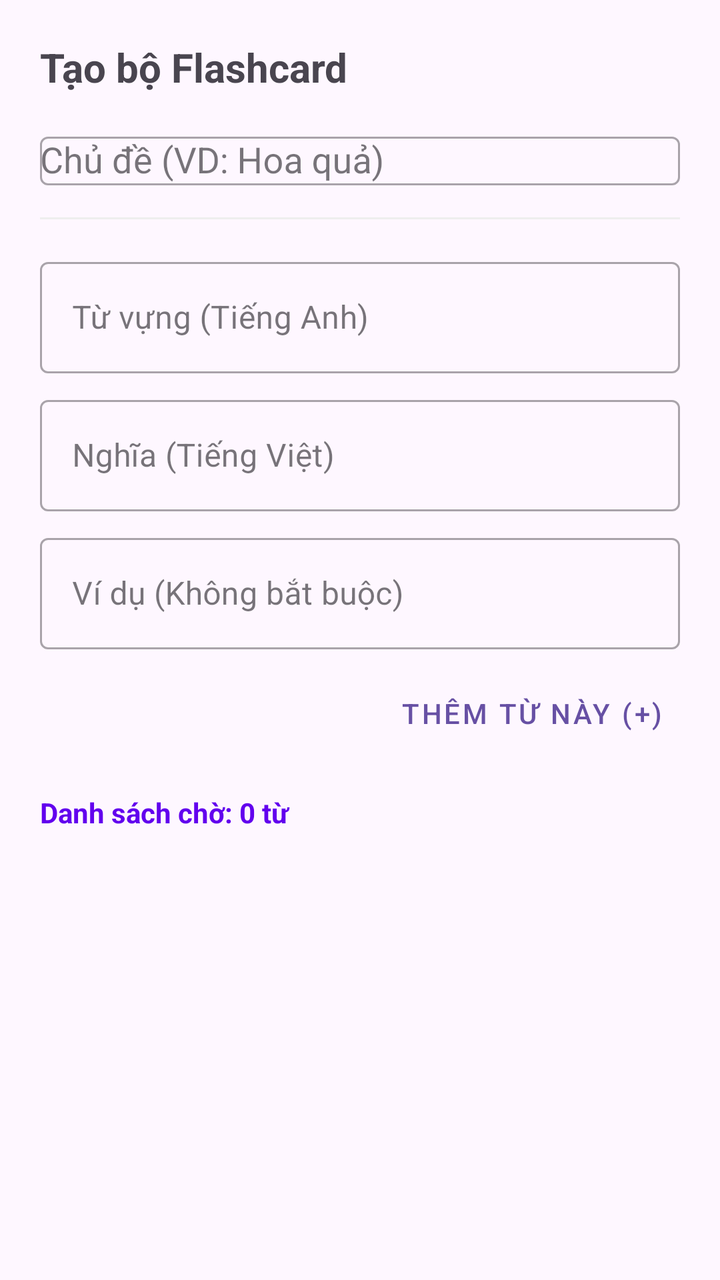
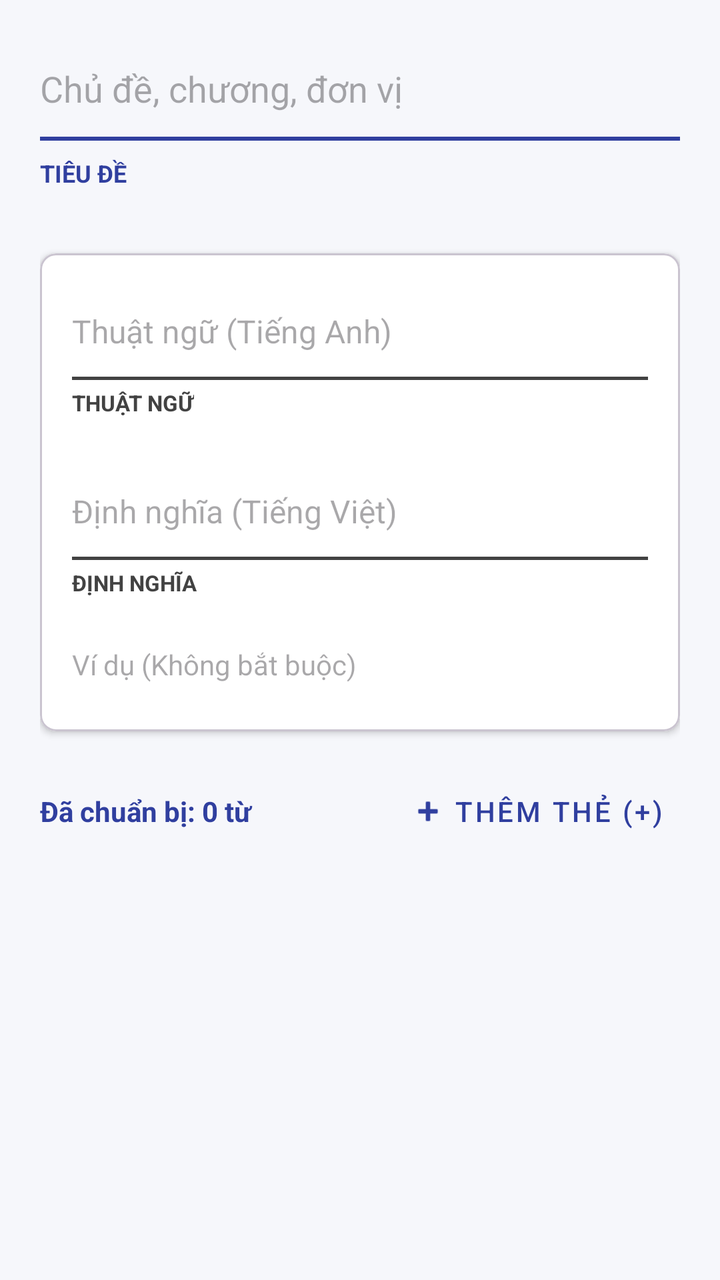

An Android layout rendered at two revisions. The XML below is the earlier revision; the diff shows what the commit changed to produce the second picture.
<!-- AndroidManifest.xml: application theme Theme.VocabularyApp -->
<!-- res/layout/dialog_add_word.xml -->
<?xml version="1.0" encoding="utf-8"?>
<ScrollView xmlns:android="http://schemas.android.com/apk/res/android"
    android:layout_width="match_parent"
    android:layout_height="wrap_content">

    <LinearLayout
        android:layout_width="match_parent"
        android:layout_height="wrap_content"
        android:orientation="vertical"
        android:padding="20dp">

        <TextView
            android:layout_width="match_parent"
            android:layout_height="wrap_content"
            android:text="Tạo bộ Flashcard"
            android:textSize="20sp"
            android:textStyle="bold"
            android:layout_marginBottom="16dp" />

        <com.google.android.material.textfield.TextInputLayout
            style="@style/Widget.MaterialComponents.TextInputLayout.OutlinedBox"
            android:layout_width="match_parent"
            android:layout_height="wrap_content"
            android:hint="Chủ đề (VD: Hoa quả)">
            <AutoCompleteTextView
                android:id="@+id/actvCategory"
                android:layout_width="match_parent"
                android:layout_height="wrap_content"
                android:inputType="textCapSentences"
                android:completionThreshold="1" />
        </com.google.android.material.textfield.TextInputLayout>

        <View
            android:layout_width="match_parent"
            android:layout_height="1dp"
            android:layout_marginVertical="16dp"
            android:background="#EEEEEE" />

        <com.google.android.material.textfield.TextInputLayout
            style="@style/Widget.MaterialComponents.TextInputLayout.OutlinedBox"
            android:layout_width="match_parent"
            android:layout_height="wrap_content"
            android:hint="Từ vựng (Tiếng Anh)">
            <com.google.android.material.textfield.TextInputEditText
                android:id="@+id/etTerm"
                android:layout_width="match_parent"
                android:layout_height="wrap_content"
                android:inputType="textVisiblePassword" />
        </com.google.android.material.textfield.TextInputLayout>

        <com.google.android.material.textfield.TextInputLayout
            style="@style/Widget.MaterialComponents.TextInputLayout.OutlinedBox"
            android:layout_width="match_parent"
            android:layout_height="wrap_content"
            android:layout_marginTop="8dp"
            android:hint="Nghĩa (Tiếng Việt)">
            <com.google.android.material.textfield.TextInputEditText
                android:id="@+id/etDefinition"
                android:layout_width="match_parent"
                android:layout_height="wrap_content"
                android:inputType="textCapSentences" />
        </com.google.android.material.textfield.TextInputLayout>

        <com.google.android.material.textfield.TextInputLayout
            style="@style/Widget.MaterialComponents.TextInputLayout.OutlinedBox"
            android:layout_width="match_parent"
            android:layout_height="wrap_content"
            android:layout_marginTop="8dp"
            android:hint="Ví dụ (Không bắt buộc)">
            <com.google.android.material.textfield.TextInputEditText
                android:id="@+id/etExample"
                android:layout_width="match_parent"
                android:layout_height="wrap_content"
                android:inputType="textCapSentences" />
        </com.google.android.material.textfield.TextInputLayout>

        <Button
            android:id="@+id/btnAddToList"
            style="@style/Widget.MaterialComponents.Button.TextButton.Icon"
            android:layout_width="wrap_content"
            android:layout_height="wrap_content"
            android:layout_gravity="end"
            android:layout_marginTop="8dp"
            android:text="Thêm từ này (+)"
            android:icon="@android:drawable/ic_input_add" />

        <TextView
            android:id="@+id/tvAddedWordsCount"
            android:layout_width="match_parent"
            android:layout_height="wrap_content"
            android:layout_marginTop="16dp"
            android:text="Danh sách chờ: 0 từ"
            android:textStyle="bold"
            android:textColor="#6200EE" />

        <TextView
            android:id="@+id/tvAddedWordsPreview"
            android:layout_width="match_parent"
            android:layout_height="wrap_content"
            android:textSize="12sp"
            android:textColor="#757575"
            android:layout_marginTop="4dp" />

    </LinearLayout>
</ScrollView>
<!-- resources referenced by this layout -->
<resources>
  <style name="Theme.VocabularyApp" parent="Base.Theme.VocabularyApp" />
  <style name="Base.Theme.VocabularyApp" parent="Theme.Material3.DayNight.NoActionBar">
          
          
      </style>
</resources>

<!-- the commit's change to res/layout/dialog_add_word.xml (unified diff, before → after) -->
@@ -1,7 +1,9 @@
 <?xml version="1.0" encoding="utf-8"?>
 <ScrollView xmlns:android="http://schemas.android.com/apk/res/android"
+    xmlns:app="http://schemas.android.com/apk/res-auto"
     android:layout_width="match_parent"
-    android:layout_height="wrap_content">
+    android:layout_height="wrap_content"
+    android:background="#F6F7FB">
 
     <LinearLayout
         android:layout_width="match_parent"
@@ -9,97 +11,157 @@
         android:orientation="vertical"
         android:padding="20dp">
 
-        <TextView
+        
+        <EditText
+            android:id="@+id/etCategory"
             android:layout_width="match_parent"
             android:layout_height="wrap_content"
-            android:text="Tạo bộ Flashcard"
-            android:textSize="20sp"
-            android:textStyle="bold"
-            android:layout_marginBottom="16dp" />
-
-        <com.google.android.material.textfield.TextInputLayout
-            style="@style/Widget.MaterialComponents.TextInputLayout.OutlinedBox"
-            android:layout_width="match_parent"
-            android:layout_height="wrap_content"
-            android:hint="Chủ đề (VD: Hoa quả)">
-            <AutoCompleteTextView
-                android:id="@+id/actvCategory"
-                android:layout_width="match_parent"
-                android:layout_height="wrap_content"
-                android:inputType="textCapSentences"
-                android:completionThreshold="1" />
-        </com.google.android.material.textfield.TextInputLayout>
+            android:background="@null"
+            android:hint="Chủ đề, chương, đơn vị"
+            android:inputType="textCapSentences"
+            android:paddingVertical="12dp"
+            android:textSize="18sp" />
 
         <View
             android:layout_width="match_parent"
-            android:layout_height="1dp"
-            android:layout_marginVertical="16dp"
-            android:background="#EEEEEE" />
+            android:layout_height="2dp"
+            android:background="#303F9F" />
 
-        <com.google.android.material.textfield.TextInputLayout
-            style="@style/Widget.MaterialComponents.TextInputLayout.OutlinedBox"
+        <TextView
+            android:layout_width="wrap_content"
+            android:layout_height="wrap_content"
+            android:layout_marginTop="8dp"
+            android:text="TIÊU ĐỀ"
+            android:textColor="#303F9F"
+            android:textSize="12sp"
+            android:textStyle="bold" />
+
+        <Space
+            android:layout_width="match_parent"
+            android:layout_height="32dp" />
+
+        
+        <com.google.android.material.card.MaterialCardView
             android:layout_width="match_parent"
             android:layout_height="wrap_content"
-            android:hint="Từ vựng (Tiếng Anh)">
-            <com.google.android.material.textfield.TextInputEditText
-                android:id="@+id/etTerm"
+            app:cardBackgroundColor="@android:color/white"
+            app:cardCornerRadius="8dp"
+            app:cardElevation="2dp">
+
+            <LinearLayout
                 android:layout_width="match_parent"
                 android:layout_height="wrap_content"
-                android:inputType="textVisiblePassword" />
-        </com.google.android.material.textfield.TextInputLayout>
+                android:orientation="vertical"
+                android:padding="16dp">
 
-        <com.google.android.material.textfield.TextInputLayout
-            style="@style/Widget.MaterialComponents.TextInputLayout.OutlinedBox"
-            android:layout_width="match_parent"
-            android:layout_height="wrap_content"
-            android:layout_marginTop="8dp"
-            android:hint="Nghĩa (Tiếng Việt)">
-            <com.google.android.material.textfield.TextInputEditText
-                android:id="@+id/etDefinition"
-                android:layout_width="match_parent"
-                android:layout_height="wrap_content"
-                android:inputType="textCapSentences" />
-        </com.google.android.material.textfield.TextInputLayout>
+                
+                <EditText
+                    android:id="@+id/etTerm"
+                    android:layout_width="match_parent"
+                    android:layout_height="wrap_content"
+                    android:background="@null"
+                    android:hint="Thuật ngữ (Tiếng Anh)"
+                    android:inputType="textNoSuggestions"
+                    android:paddingVertical="12dp"
+                    android:textSize="16sp" />
 
-        <com.google.android.material.textfield.TextInputLayout
-            style="@style/Widget.MaterialComponents.TextInputLayout.OutlinedBox"
-            android:layout_width="match_parent"
-            android:layout_height="wrap_content"
-            android:layout_marginTop="8dp"
-            android:hint="Ví dụ (Không bắt buộc)">
-            <com.google.android.material.textfield.TextInputEditText
-                android:id="@+id/etExample"
-                android:layout_width="match_parent"
-                android:layout_height="wrap_content"
-                android:inputType="textCapSentences" />
-        </com.google.android.material.textfield.TextInputLayout>
+                <View
+                    android:layout_width="match_parent"
+                    android:layout_height="1.5dp"
+                    android:background="#424242" />
 
-        <Button
-            android:id="@+id/btnAddToList"
-            style="@style/Widget.MaterialComponents.Button.TextButton.Icon"
-            android:layout_width="wrap_content"
-            android:layout_height="wrap_content"
-            android:layout_gravity="end"
-            android:layout_marginTop="8dp"
-            android:text="Thêm từ này (+)"
-            android:icon="@android:drawable/ic_input_add" />
+                <TextView
+                    android:layout_width="wrap_content"
+                    android:layout_height="wrap_content"
+                    android:layout_marginTop="4dp"
+                    android:text="THUẬT NGỮ"
+                    android:textColor="#424242"
+                    android:textSize="11sp"
+                    android:textStyle="bold" />
 
-        <TextView
-            android:id="@+id/tvAddedWordsCount"
+                <Space
+                    android:layout_width="match_parent"
+                    android:layout_height="24dp" />
+
+                
+                <EditText
+                    android:id="@+id/etDefinition"
+                    android:layout_width="match_parent"
+                    android:layout_height="wrap_content"
+                    android:background="@null"
+                    android:hint="Định nghĩa (Tiếng Việt)"
+                    android:inputType="textCapSentences"
+                    android:paddingVertical="12dp"
+                    android:textSize="16sp" />
+
+                <View
+                    android:layout_width="match_parent"
+                    android:layout_height="1.5dp"
+                    android:background="#424242" />
+
+                <TextView
+                    android:layout_width="wrap_content"
+                    android:layout_height="wrap_content"
+                    android:layout_marginTop="4dp"
+                    android:text="ĐỊNH NGHĨA"
+                    android:textColor="#424242"
+                    android:textSize="11sp"
+                    android:textStyle="bold" />
+
+                <Space
+                    android:layout_width="match_parent"
+                    android:layout_height="16dp" />
+
+                
+                <EditText
+                    android:id="@+id/etExample"
+                    android:layout_width="match_parent"
+                    android:layout_height="wrap_content"
+                    android:background="@null"
+                    android:hint="Ví dụ (Không bắt buộc)"
+                    android:inputType="textCapSentences"
+                    android:paddingVertical="8dp"
+                    android:textSize="14sp" />
+            </LinearLayout>
+        </com.google.android.material.card.MaterialCardView>
+
+        
+        <LinearLayout
             android:layout_width="match_parent"
             android:layout_height="wrap_content"
             android:layout_marginTop="16dp"
-            android:text="Danh sách chờ: 0 từ"
-            android:textStyle="bold"
-            android:textColor="#6200EE" />
+            android:gravity="center_vertical"
+            android:orientation="horizontal">
+
+            <TextView
+                android:id="@+id/tvAddedWordsCount"
+                android:layout_width="0dp"
+                android:layout_height="wrap_content"
+                android:layout_weight="1"
+                android:text="Đã chuẩn bị: 0 từ"
+                android:textColor="#303F9F"
+                android:textStyle="bold" />
+
+            <com.google.android.material.button.MaterialButton
+                android:id="@+id/btnAddToList"
+                style="@style/Widget.MaterialComponents.Button.TextButton.Icon"
+                android:layout_width="wrap_content"
+                android:layout_height="wrap_content"
+                android:text="THÊM THẺ (+)"
+                android:textColor="#303F9F"
+                app:icon="@android:drawable/ic_input_add"
+                app:iconTint="#303F9F" />
+        </LinearLayout>
 
         <TextView
             android:id="@+id/tvAddedWordsPreview"
             android:layout_width="match_parent"
             android:layout_height="wrap_content"
-            android:textSize="12sp"
+            android:layout_marginTop="4dp"
+            android:ellipsize="end"
+            android:maxLines="1"
             android:textColor="#757575"
-            android:layout_marginTop="4dp" />
+            android:textSize="12sp" />
 
     </LinearLayout>
 </ScrollView>
